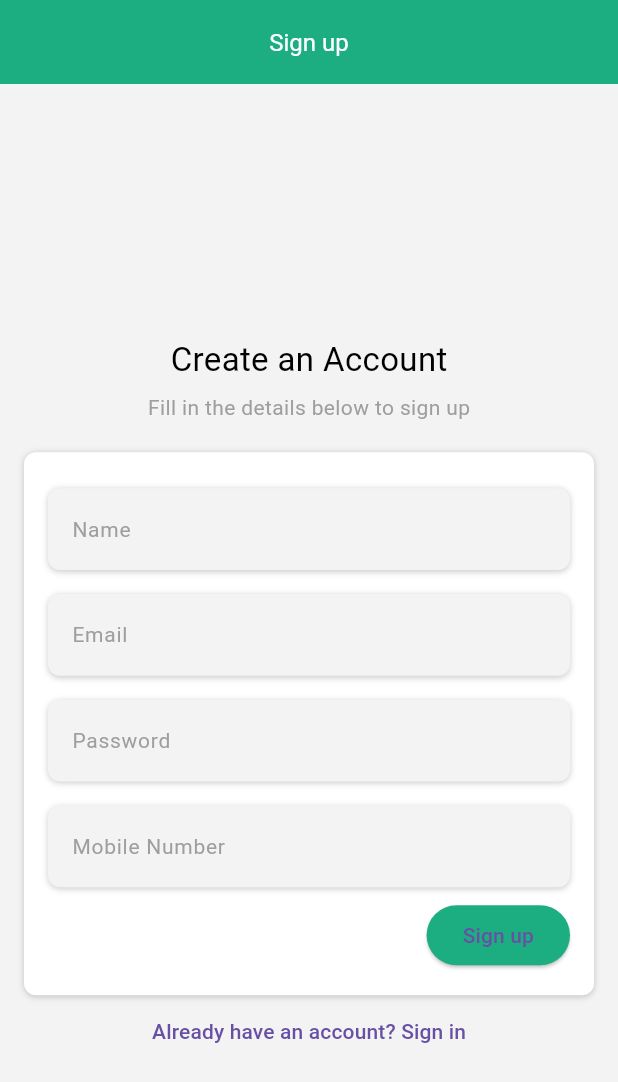
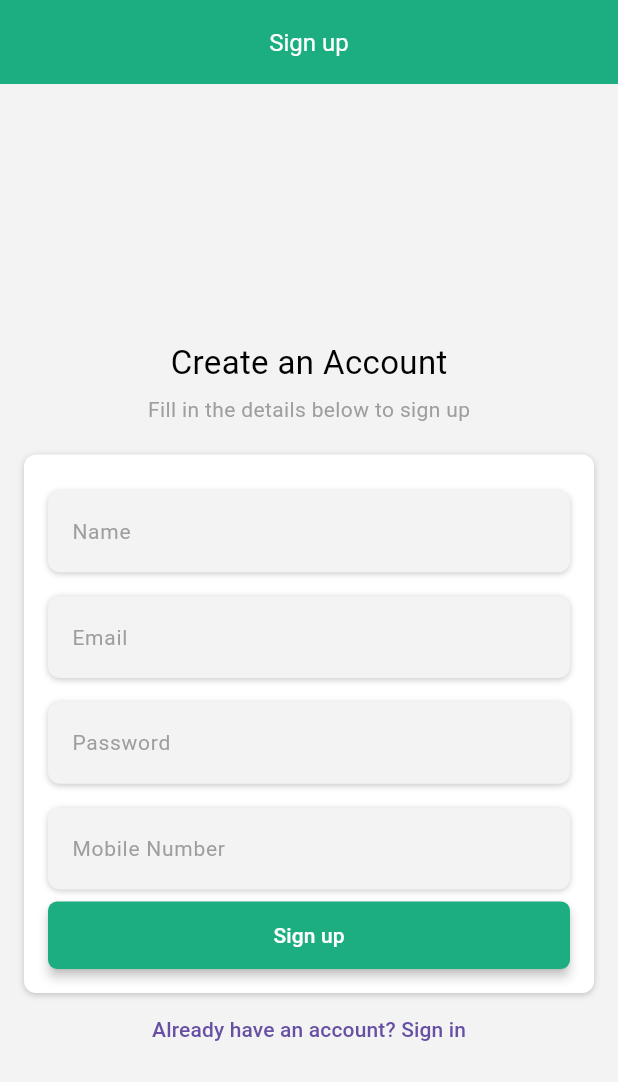
Before and after one commit to cspatel162/chatapp16, a Flutter app: the SignUpScreen screen opened by its route, on a phone screen of 412 x 824 dp. Shown: the top 1082 px of the screen. Run offline on Flutter 3.47's test engine with Material 3 defaults, Android fonts, the phone set to English and light mode, and no system bars; our stand-ins replace cloud_firestore, firebase_auth, firebase_core, get; accounts and stored records are empty; Roboto replaces fonts that are missing (bold, medium, regular).

Commit message:
small changes

```diff
--- a/lib/routes/AppRoutes.dart
+++ b/lib/routes/AppRoutes.dart
@@ -2,7 +2,6 @@
 import 'package:chatapp16/view/user_list_screen.dart';
 import 'package:get/get_navigation/src/routes/get_route.dart';
 
-import '../view/chat_screen.dart';
 import '../view/login_screen.dart';
 import '../view/signup_screen.dart';
 
--- a/lib/view/signup_screen.dart
+++ b/lib/view/signup_screen.dart
@@ -1,3 +1,4 @@
+import 'package:chatapp16/helper/elevated_button.dart';
 import 'package:flutter/material.dart';
 import 'package:get/get.dart';
 import '../utils/theme.dart';
@@ -20,19 +21,22 @@ class _SignUpScreenState extends State<SignUpScreen> {
 
   Future<void> signUp() async {
     try {
-      UserCredential userCredential = await FirebaseAuth.instance.createUserWithEmailAndPassword(
+      UserCredential userCredential =
+          await FirebaseAuth.instance.createUserWithEmailAndPassword(
         email: emailController.text,
         password: passwordController.text,
       );
 
-      await FirebaseFirestore.instance.collection('users').doc(userCredential.user?.uid).set({
+      await FirebaseFirestore.instance
+          .collection('users')
+          .doc(userCredential.user?.uid)
+          .set({
         'name': nameController.text,
         'email': emailController.text,
         'mobileNumber': mobileNumberController.text,
       });
       Get.snackbar('Success', 'Account created successfully');
       Get.to(() => LoginScreen());
-
     } on FirebaseAuthException catch (e) {
       print('Error: $e');
       Get.snackbar('Error', e.message ?? 'An error occurred');
@@ -77,7 +81,8 @@ class _SignUpScreenState extends State<SignUpScreen> {
                             Container(
                               padding: const EdgeInsets.symmetric(vertical: 8),
                               child: Container(
-                                padding: const EdgeInsets.symmetric(horizontal: 16),
+                                padding:
+                                    const EdgeInsets.symmetric(horizontal: 16),
                                 decoration: textFieldDecoration(),
                                 child: TextFormField(
                                   controller: nameController,
@@ -95,7 +100,8 @@ class _SignUpScreenState extends State<SignUpScreen> {
                             Container(
                               padding: const EdgeInsets.symmetric(vertical: 8),
                               child: Container(
-                                padding: const EdgeInsets.symmetric(horizontal: 16),
+                                padding:
+                                    const EdgeInsets.symmetric(horizontal: 16),
                                 decoration: textFieldDecoration(),
                                 child: TextFormField(
                                   controller: emailController,
@@ -113,7 +119,8 @@ class _SignUpScreenState extends State<SignUpScreen> {
                             Container(
                               padding: const EdgeInsets.symmetric(vertical: 8),
                               child: Container(
-                                padding: const EdgeInsets.symmetric(horizontal: 16),
+                                padding:
+                                    const EdgeInsets.symmetric(horizontal: 16),
                                 decoration: textFieldDecoration(),
                                 child: TextFormField(
                                   controller: passwordController,
@@ -132,7 +139,8 @@ class _SignUpScreenState extends State<SignUpScreen> {
                             Container(
                               padding: const EdgeInsets.symmetric(vertical: 8),
                               child: Container(
-                                padding: const EdgeInsets.symmetric(horizontal: 16),
+                                padding:
+                                    const EdgeInsets.symmetric(horizontal: 16),
                                 decoration: textFieldDecoration(),
                                 child: TextFormField(
                                   controller: mobileNumberController,
@@ -147,11 +155,12 @@ class _SignUpScreenState extends State<SignUpScreen> {
                                 ),
                               ),
                             ),
-                            ElevatedButton(
+
+                            MyElevatedButton(
                               onPressed: signUp,
-                              style: ButtonStyle(
-                                backgroundColor: WidgetStateProperty.all(ThemeProvider.appColor),
-                              ),
+                              color: ThemeProvider.appColor,
+                              height: 45,
+                              width: double.infinity,
                               child: Text('Sign up'.tr),
                             ),
                           ]),
```
Also changed, not shown: lib/view/chat_screen.dart (+7 -2 lines), lib/view/login_screen.dart (+15 -8 lines), lib/view/user_list_screen.dart (+21 -8 lines), 1 other file.
